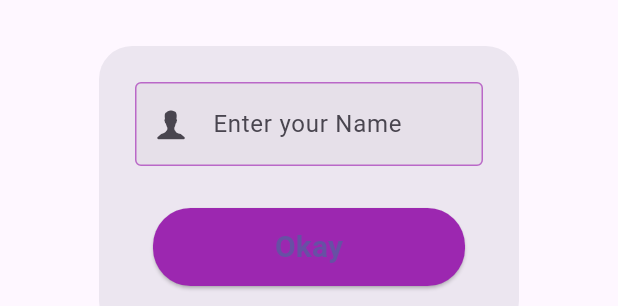
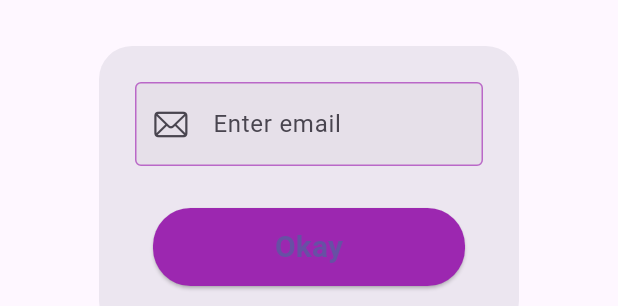
Before and after one commit to RakibulIslam10/Learnig_Resource, a Flutter app: the MyDialogBox widget shown alone on an empty page, opened directly, on a phone screen of 412 x 824 dp. Shown: the part 428-734 px from the top of the screen. Run offline on Flutter 3.47's test engine with Material 3 defaults, Android fonts, the phone set to English and light mode, and no system bars; our stand-ins replace device_preview; network calls fail.

```diff
--- a/lib/alert.dart
+++ b/lib/alert.dart
@@ -1,61 +1,58 @@
 import 'package:flutter/cupertino.dart';
 import 'package:flutter/material.dart';
+import 'package:learn/global%20LIst.dart';
+import 'home_screen.dart';
 
-class MyDialogBox extends StatelessWidget {
-  const MyDialogBox({super.key});
+class MyDialogBox extends StatefulWidget {
+  const MyDialogBox({Key? key}) : super(key: key);
 
   @override
+  _MyDialogBoxState createState() => _MyDialogBoxState();
+}
+
+class _MyDialogBoxState extends State<MyDialogBox> {
+  @override
   Widget build(BuildContext context) {
-    return  AlertDialog(
+    return AlertDialog(
       shape: RoundedRectangleBorder(
-          borderRadius:
-          BorderRadius.circular(
-              22)),
-      title:TextFormField(
+        borderRadius: BorderRadius.circular(22),
+      ),
+      title: TextFormField(
         decoration: InputDecoration(
-          hintText: "Enter your Name",
-          prefixIcon: Icon(CupertinoIcons.person_alt),
+          hintText: "Enter email",
+          prefixIcon: Icon(CupertinoIcons.mail),
           filled: true,
           focusedBorder: OutlineInputBorder(
-              borderSide: BorderSide(color: Colors.purple.shade300)),
+            borderSide: BorderSide(color: Colors.purple.shade300),
+          ),
           enabledBorder: OutlineInputBorder(
             borderSide: BorderSide(color: Colors.purple.shade300),
           ),
         ),
       ),
-
       actions: [
         Padding(
-          padding: const EdgeInsets
-              .symmetric(
-              horizontal: 12,
-              vertical: 8),
+          padding: const EdgeInsets.symmetric(horizontal: 12, vertical: 8),
           child: ElevatedButton(
-              onPressed: () {
-                Navigator.pop(context);
-              },
-              child: Text(
-                'Okay',
-                style: TextStyle(
-                    fontWeight:
-                    FontWeight
-                        .bold,
-                    fontSize: 20),
+            onPressed: () {
+              Navigator.pop(
+                  context); // Close the dialog after updating the list
+            },
+            child: Text(
+              'Okay',
+              style: TextStyle(
+                fontWeight: FontWeight.bold,
+                fontSize: 20,
               ),
-              style: ElevatedButton
-                  .styleFrom(
-                  minimumSize: Size(
-                      double
-                          .infinity,
-                      52),
-                  backgroundColor:
-                  Colors.purple,
-                  shape:
-                  RoundedRectangleBorder(
-                    borderRadius:
-                    BorderRadius.circular(
-                        25),
-                  ))),
+            ),
+            style: ElevatedButton.styleFrom(
+              minimumSize: Size(double.infinity, 52),
+              backgroundColor: Colors.purple,
+              shape: RoundedRectangleBorder(
+                borderRadius: BorderRadius.circular(25),
+              ),
+            ),
+          ),
         ),
       ],
     );
--- /dev/null
+++ b/lib/global LIst.dart
@@ -0,0 +1,3 @@
+class GlobalList {
+  static List MyAlllist =[];
+}
```
Also changed, not shown: lib/MyContact.dart (added, +104 -0 lines), lib/MyNab.dart (+9 -0 lines), lib/home_screen.dart (+19 -18 lines).
